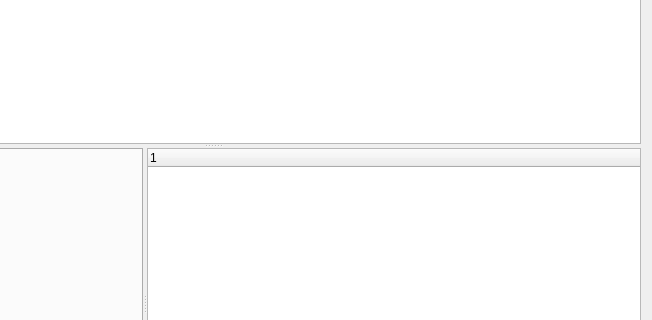
First picture: the form in addOrder.ui, repository geonwuk/TheEditor, before the edit; both pictures show x 227 to 879 and y 136 to 456 of the 879 by 604 pixel window.
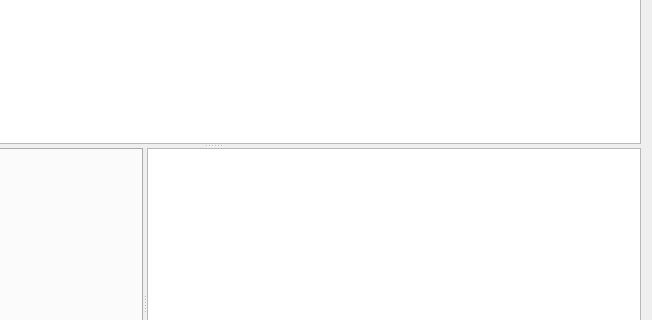
Second picture: the form after the edit.

Commit message: Show order 고침

Diff of the .ui file:
```diff
--- a/addOrder.ui
+++ b/addOrder.ui
@@ -77,7 +77,7 @@
         </layout>
        </widget>
       </widget>
-      <widget class="QWidget" name="">
+      <widget class="QWidget" name="layoutWidget">
        <layout class="QVBoxLayout" name="verticalLayout_2">
         <item>
          <widget class="QTreeWidget" name="orderTree">
@@ -94,11 +94,19 @@
            <bool>false</bool>
           </property>
           <property name="headerHidden">
-           <bool>false</bool>
+           <bool>true</bool>
           </property>
           <property name="expandsOnDoubleClick">
            <bool>true</bool>
           </property>
+          <attribute name="headerVisible">
+           <bool>false</bool>
+          </attribute>
+          <column>
+           <property name="text">
+            <string notr="true">1</string>
+           </property>
+          </column>
          </widget>
         </item>
         <item>
```
Left out of the diff: 2 changed lines with no effect on the pictures. The commit also changes 16 other files.
